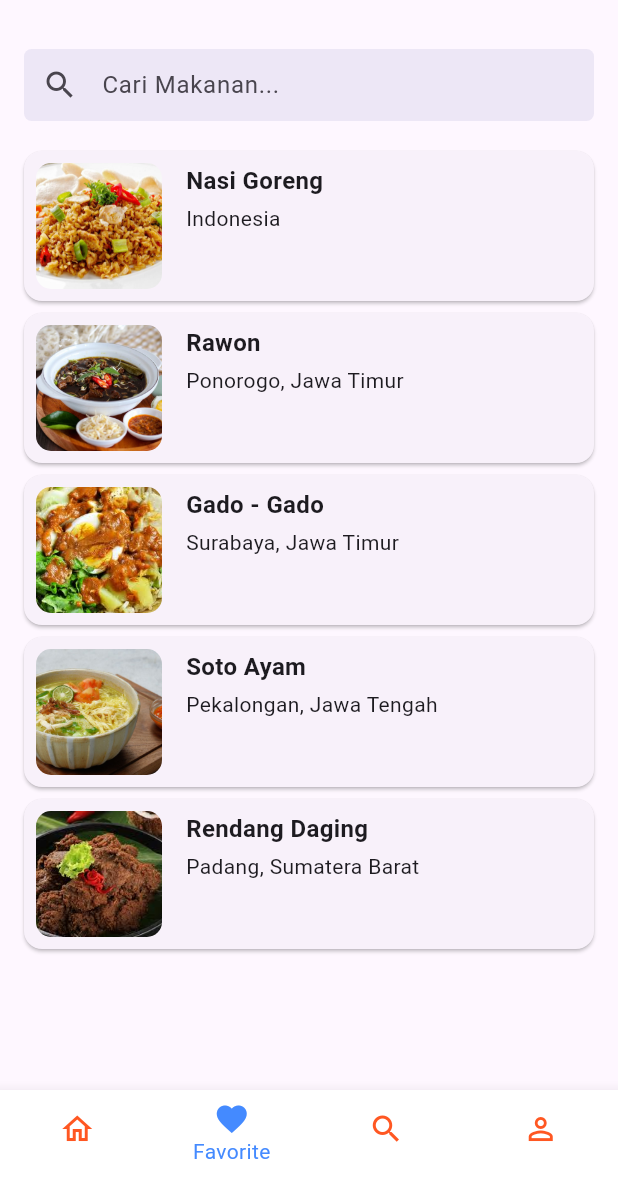
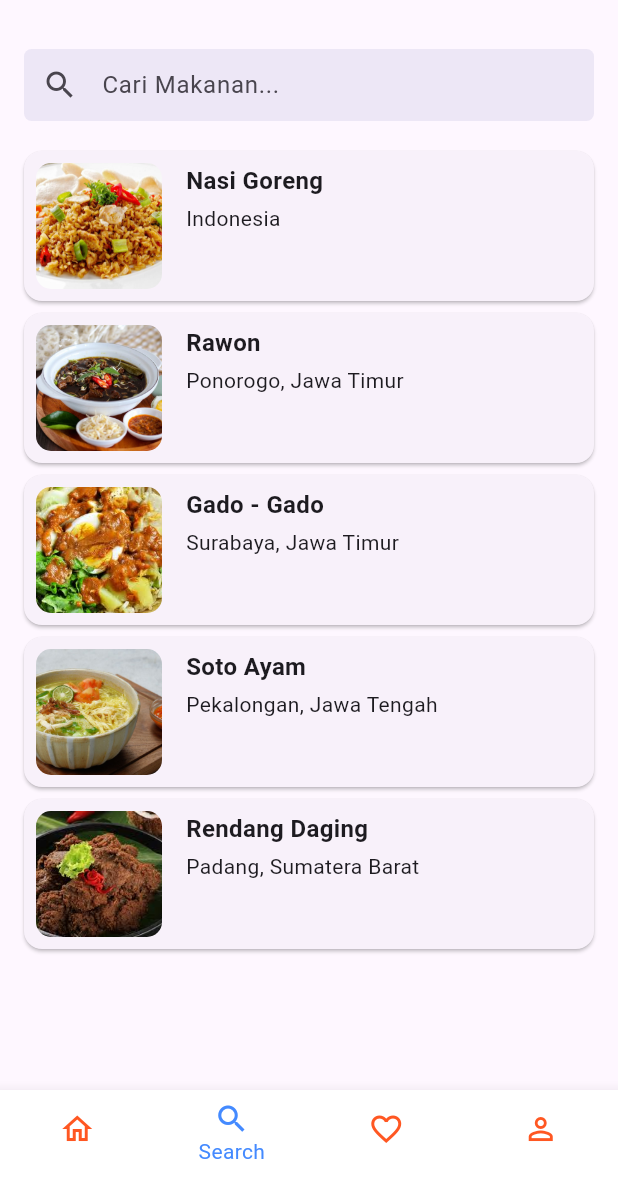
Before and after one commit to mangjaki/resep_makanan_k6, a Flutter app: the screen it shows after launch, item 2 of the bottom bar chosen, on a phone screen of 412 x 824 dp, the part 59-1236 px from its top. Run offline on Flutter 3.47's test engine with Material 3 defaults, Android fonts, the phone set to English and light mode, and no system bars; our stand-ins replace cached_network_image.

Commit message:
update detail,search data lagi

```diff
--- a/resep_makanan/lib/data/makanan_data.dart
+++ b/resep_makanan/lib/data/makanan_data.dart
@@ -7,36 +7,34 @@ var makananList = [
       kategori: 'Makanan Utama',
       deskripsi: 'Nasi goreng merupakan sajian nasi yang digoreng dalam sebuah wajan atau penggorengan yang menghasilkan cita rasa berbeda karena dicampur dengan bumbu-bumbu seperti garam, bawang putih, bawang merah, merica, rempah-rempah tertentu dan kecap manis',
       bahan:
-      'Bahan-bahan: '
-          '1. 100 gr daging ayam, dipotong dadu '
-          '2. 100 gr udang, dikupas dari kulitnya '
-          '3. 100 gr mie kuning '
-          '4. 100 gr tauge '
-          '4. 3 porsi nasi putih '
-          '5. 3 butir telur ayam, dikocok lepas '
-          '6. 3 siung bawang merah, dicincang halus '
-          '7. 3 siung bawang putih, dicincang halus '
-          '8. 3 sdm kecap manis '
-          '9. 2 sdm saus tiram'
-          '10. 1 sdm kecap asin '
-          '11. 1 sdm saus cabai '
-          '12. 1/2 sdt merica bubuk '
-          '13. 1/2 bagian kol, diiris tipis '
-          '14. 1 buah wortel ukuran sedang, dipotong dadu '
-          '15. garam secukupnya '
-          '16. minyak goreng secukupnya',
+          '1. 100 gr daging ayam, dipotong dadu \n'
+          '2. 100 gr udang, dikupas dari kulitnya \n'
+          '3. 100 gr mie kuning\n '
+          '4. 100 gr tauge \n'
+          '4. 3 porsi nasi putih \n'
+          '5. 3 butir telur ayam, dikocok lepas \n'
+          '6. 3 siung bawang merah, dicincang halus \n'
+          '7. 3 siung bawang putih, dicincang halus \n'
+          '8. 3 sdm kecap manis \n'
+          '9. 2 sdm saus tiram\n'
+          '10. 1 sdm kecap asin \n'
+          '11. 1 sdm saus cabai \n'
+          '12. 1/2 sdt merica bubuk \n'
+          '13. 1/2 bagian kol, diiris tipis \n'
+          '14. 1 buah wortel ukuran sedang, dipotong dadu \n'
+          '15. garam secukupnya \n'
+          '16. minyak goreng secukupnya\n',
       cara:
-      'Cara Membuat :'
-          '1. Potong-potong daging ayam berbentuk dadu'
-          '2. Cuci udang lalu potong-potong'
-          '3. Panaskan minyak dalam wajan, masukkan udang dan ayam'
-          '4. Masak sebentar hingga matang. Tiriskan'
-          '5. Panaskan sedikit minyak dalam wajan'
-          '6. Masukkan telur, aduk hingga bergumpal dan matang'
-          '7. Masukkan nasi, aduk-aduk hingga terurai'
-          '8. Tambahkan udang, mie kuning dan daging ayam . Aduk rata'
-          '9. Bumbu dengan bawang merah, putih, saus tiram, saus cabai, merica dan kecap'
-          '10. Aduk-aduk hingga rata lalu angkat',
+          '1. Potong-potong daging ayam berbentuk dadu\n'
+          '2. Cuci udang lalu potong-potong\n'
+          '3. Panaskan minyak dalam wajan, masukkan udang dan ayam\n'
+          '4. Masak sebentar hingga matang. Tiriskan\n'
+          '5. Panaskan sedikit minyak dalam wajan\n'
+          '6. Masukkan telur, aduk hingga bergumpal dan matang\n'
+          '7. Masukkan nasi, aduk-aduk hingga terurai\n'
+          '8. Tambahkan udang, mie kuning dan daging ayam . Aduk rata\n'
+          '9. Bumbu dengan bawang merah, putih, saus tiram, saus cabai, merica dan kecap\n'
+          '10. Aduk-aduk hingga rata lalu angkat\n',
       imageAsset: 'images/nasigoreng.jpg',
       imageUrls: [
         'https://asset.kompas.com/crops/U6YxhTLF-vrjgM8PN3RYTHlIxfM=/84x60:882x592/1200x800/data/photo/2021/11/17/61949959e07d3.jpg',
@@ -52,32 +50,30 @@ var makananList = [
       kategori: 'Makanan Tradisional',
       deskripsi: 'Rawon adalah masakan khas Indonesia yang berasal dari Ponorogo, Jawa Timur, yang berupa sup daging berkuah hitam dengan campuran bumbu khas yang menggunakan kluwek. Makanan ini telah berusia lebih dari 1.000 tahun.Rawon dari Ponorogo menyebar ke penjuru Jawa Timur dan dikenal sebagai masakan khas Jawa Timur.',
       bahan:
-      'Bahan-bahan :'
-          '1. 500 gram daging sandung lamur (brisket)'
-          '2. 6 lembar daun jeruk'
-          '3. 3 batang serai, geprek'
-          '4. 3 liter air'
-          '5. 1 ruas lengkuas, geprek'
-          'Bumbu Halus :'
-          '1. 8 siung bawang merah'
-          '2. 5 siung bawang putih'
-          '3. 4 buah kluwek ukuran sedang, keruk isinya'
-          '4. 4 butir kemiri, sangrai'
-          '5. 2 cm kunyit'
-          '6. 1 1/2 sdt ketumbar bubuk'
-          '7. 1 sendok teh merica'
-          '8. 1 cm jahe'
-          '9. 1 batang bawang perai dipotong-potong'
-          '10. Garam secukupnya'
-          '11. Gula secukupnya'
-          '12. Daun jeruk'
-          '13. Serai',
+          '1. 500 gram daging sandung lamur (brisket)\n'
+          '2. 6 lembar daun jeruk\n'
+          '3. 3 batang serai, geprek\n'
+          '4. 3 liter air\n'
+          '5. 1 ruas lengkuas, geprek\n'
+          'Bumbu Halus :\n'
+          '1. 8 siung bawang merah\n'
+          '2. 5 siung bawang putih\n'
+          '3. 4 buah kluwek ukuran sedang, keruk isinya\n'
+          '4. 4 butir kemiri, sangrai\n'
+          '5. 2 cm kunyit\n'
+          '6. 1 1/2 sdt ketumbar bubuk\n'
+          '7. 1 sendok teh merica\n'
+          '8. 1 cm jahe\n'
+          '9. 1 batang bawang perai dipotong-potong\n'
+          '10. Garam secukupnya\n'
+          '11. Gula secukupnya\n'
+          '12. Daun jeruk\n'
+          '13. Serai\n',
       cara:
-      'Cara Membuat :'
-          '1. Rebus air sampai mendidih. Masukkan daging sapi, rebus sampai empuk'
-          '2. Masukkan bahan bumbu halus dan sedikit minyak goreng, haluskan pakai blender'
-          '3. Tumis sampai matang bumbu halus, serai, dan daun jeruk. Masukkan bumbu ke dalam air rebusan daging'
-          '4. Tambahkan air asam jawa, garam, gula, dan kaldu sapi. Koreksi rasa. Masak sampai daging empuk dan rasa sudah pas. Angkat dan sajikan bersama bahan pelengkap',
+          '1. Rebus air sampai mendidih. Masukkan daging sapi, rebus sampai empuk\n'
+          '2. Masukkan bahan bumbu halus dan sedikit minyak goreng, haluskan pakai blender\n'
+          '3. Tumis sampai matang bumbu halus, serai, dan daun jeruk. Masukkan bumbu ke dalam air rebusan daging\n'
+          '4. Tambahkan air asam jawa, garam, gula, dan kaldu sapi. Koreksi rasa. Masak sampai daging empuk dan rasa sudah pas. Angkat dan sajikan bersama bahan pelengkap\n',
       imageAsset: 'images/rawon.jpg',
       imageUrls: [
         'https://asset.kompas.com/crops/RAkLCVPTiwC_qhG4W4wb1dN-uX4=/0x12:983x667/1200x800/data/photo/2023/11/17/6556dc6484a92.jpg',
@@ -93,24 +89,22 @@ var makananList = [
       kategori: 'Makanan Tradisional',
       deskripsi: 'GADO-GADO adalah makanan tradisional asli Indonesia, dalam bahasa sunda disebut lotek. Makanan ini sendiri mirip seperti salad karena berisi beraneka sayur-sayuran rebus. Perbedaannya dengan salad adalah pada makanan ini kombinasi sayuran dan bahan-bahan rebusan lainnya disajikan dengan disiram saus kacang.',
       bahan:
-      'Bahan-Bahan :'
-          '1. 1 siung bawang putih'
-          '2. 3 siung bawang merah'
-          '3. 125 gr kacang tanah'
-          '4. 1 buah cabai merah'
-          '5. 50-70 gr gula aren'
-          '6. 1/2 sdt garam'
-          '7. 40 ml santan '
-          '8. 1 sdm Tepung Tapioka'
-          '9. Air Secukupnya'
-          '10. Minyak Secukupnya',
+          '1. 1 siung bawang putih\n'
+          '2. 3 siung bawang merah\n'
+          '3. 125 gr kacang tanah\n'
+          '4. 1 buah cabai merah\n'
+          '5. 50-70 gr gula aren\n'
+          '6. 1/2 sdt garam\n'
+          '7. 40 ml santan \n'
+          '8. 1 sdm Tepung Tapioka\n'
+          '9. Air Secukupnya\n'
+          '10. Minyak Secukupnya\n',
       cara:
-      'Cara Membuat :'
-          '1. Blender semua bahan bumbu kacang sampai halus'
-          '2. Rebus dengan api kecil hingga mendidih'
-          '3. Terus masak bumbu kacang hingga matang sampai meletup-letup dan kental'
-          '4. Angkat dan sisihkan'
-          '5. Penyajian: Ambil piring, tata rapi semua bahan gado-gado. Siram dengan saus kacang dan taburi dengan bawang goreng dan beri kerupuk secukupnya.',
+          '1. Blender semua bahan bumbu kacang sampai halus\n'
+          '2. Rebus dengan api kecil hingga mendidih\n'
+          '3. Terus masak bumbu kacang hingga matang sampai meletup-letup dan kental\n'
+          '4. Angkat dan sisihkan\n'
+          '5. Penyajian: Ambil piring, tata rapi semua bahan gado-gado. Siram dengan saus kacang dan taburi dengan bawang goreng dan beri kerupuk secukupnya.\n',
       imageAsset: 'images/gadogado.jpg',
       imageUrls: [
         'https://asset.kompas.com/crops/YE6uk7pefV-z1Npv781Lj6HbETU=/0x0:1000x667/1200x800/data/photo/2023/07/26/64c082fa9b582.jpeg',
@@ -126,36 +120,34 @@ var makananList = [
       kategori: 'Makanan Tradisional',
       deskripsi: 'Soto merupakan salah satu jenis makanan khas Indonesia yang sangat populer di kalangan masyarakat. Makanan ini terkenal dengan kuahnya yang kaya rempah dan bumbu, serta daging yang lembut dan gurih.',
       bahan:
-      'Bahan-Bahan :'
-          '1. 500 gram ayam'
-          '2. 250 gram ceker'
-          '3. 3 lembar daun salam'
-          '4. 3 lembar daun jeruk'
-          '5. 2 batang serai (geprek)'
-          '6. 1 buah tomat (potong sedang)'
-          '7. 2 ons daun bawang + seledri (potong 1/2 cm)'
-          '8. 6 cm lengkuas (geprek)'
-          '9. 2 liter air'
-          '10. 5 sdm minyak (untuk menumis bumbu)'
-          '11. secukupnya Garam'
-          '12. secukupnya Gula'
-          '13. secukupnya Penyedap rasa'
-          'Bumbu Halus :'
-          '1. 6 siung bawang merah'
-          '2. 4 siung bawang putih'
-          '3. 4 buah kemiri'
-          '4. 1/4 sdt merica bubuk'
-          '5. 5 cm kunyit'
-          '6. 4 cm jahe',
+          '1. 500 gram ayam\n'
+          '2. 250 gram ceker\n'
+          '3. 3 lembar daun salam\n'
+          '4. 3 lembar daun jeruk\n'
+          '5. 2 batang serai (geprek)\n'
+          '6. 1 buah tomat (potong sedang)\n'
+          '7. 2 ons daun bawang + seledri (potong 1/2 cm)\n'
+          '8. 6 cm lengkuas (geprek)\n'
+          '9. 2 liter air\n'
+          '10. 5 sdm minyak (untuk menumis bumbu)\n'
+          '11. secukupnya Garam\n'
+          '12. secukupnya Gula\n'
+          '13. secukupnya Penyedap rasa\n'
+          'Bumbu Halus :\n'
+          '1. 6 siung bawang merah\n'
+          '2. 4 siung bawang putih\n'
+          '3. 4 buah kemiri\n'
+          '4. 1/4 sdt merica bubuk\n'
+          '5. 5 cm kunyit\n'
+          '6. 4 cm jahe\n',
       cara:
-      'Cara Membuat :'
-          '1. Rebus 1 liter air masukkan ayam dan ceker kurang lebih 10mnt, sisihkan air nya untuk kuah soto'
-          '2. Haluskan bumbu tambahkan serai geprek daun jeruk dan lengkuas geprek'
-          '3. Panaskan minyak, tumis bumbu sampai harum, matikan api'
-          '4. Iris2 tomat dan juga daun bawang sledri sisihkan'
-          '5. Siapkan panci, panaskan 1 liter air dan tambahkan air rebusan ayam tadi masukkan ceker, tuang bumbu yang sudah di tumis ke dalam panci, tambahkan daun salam, gula, garam dan penyedap rasa, tunggu hingga mendidih, masukkan daun bawang dan tomat, koreksi rasa, setelah pas, matikan api, beri bawang goreng'
-          '6. Masukkan ayam yang di rebus tadi ke dalam air garam, goreng sampai kecoklatan, suwir(iris2), siapkan taoge jeruk nipis bawang goreng (bawang gorengnya g keliatan masih di toples) sambal kecapnya jangan lupa dan juga krupuk udang, racik sendiri ya sotonya'
-          '7. Selamat memasak untuk keluarga tercinta',
+          '1. Rebus 1 liter air masukkan ayam dan ceker kurang lebih 10mnt, sisihkan air nya untuk kuah soto\n'
+          '2. Haluskan bumbu tambahkan serai geprek daun jeruk dan lengkuas geprek\n'
+          '3. Panaskan minyak, tumis bumbu sampai harum, matikan api\n'
+          '4. Iris2 tomat dan juga daun bawang sledri sisihkan\n'
+          '5. Siapkan panci, panaskan 1 liter air dan tambahkan air rebusan ayam tadi masukkan ceker, tuang bumbu yang sudah di tumis ke dalam panci, tambahkan daun salam, gula, garam dan penyedap rasa, tunggu hingga mendidih, masukkan daun bawang dan tomat, koreksi rasa, setelah pas, matikan api, beri bawang goreng\n'
+          '6. Masukkan ayam yang di rebus tadi ke dalam air garam, goreng sampai kecoklatan, suwir(iris2), siapkan taoge jeruk nipis bawang goreng (bawang gorengnya g keliatan masih di toples) sambal kecapnya jangan lupa dan juga krupuk udang, racik sendiri ya sotonya\n'
+          '7. Selamat memasak untuk keluarga tercinta\n',
       imageAsset: 'images/soto.jpg',
       imageUrls: [
         'https://asset.kompas.com/crops/aejVVPsdwoduxukD323R3zPqeQQ=/85x119:884x652/1200x800/data/photo/2023/09/01/64f19940639d3.jpg',
@@ -171,36 +163,34 @@ var makananList = [
       kategori: 'Makanan Tradisional',
       deskripsi: 'Rendang adalah makanan tradisional khas Indonesia, khususnya berasal dari Minangkabau, Sumatra Barat. Rendang dikenal sebagai masakan berbahan dasar daging sapi yang dimasak dengan santan kelapa dan campuran berbagai rempah-rempah',
       bahan:
-      'Bahan-Bahan :'
-          '1.1 kg daging sapi'
-          '2. 800 ml santan kental'
-          '3. 1 lembar daun kunyit'
-          '4. 3 lembar daun salam'
-          '5. 4 lembar daun jeruk'
-          '6. 2 batang sereh, geprek'
-          '7. 200 ml air'
+          '1.1 kg daging sapi\n'
+          '2. 800 ml santan kental\n'
+          '3. 1 lembar daun kunyit\n'
+          '4. 3 lembar daun salam\n'
+          '5. 4 lembar daun jeruk\n'
+          '6. 2 batang sereh, geprek\n'
+          '7. 200 ml air\n'
           'Bumbu :'
-          '1. 30 buah cabe rawit'
-          '2. 20 buah cabe merah keriting'
-          '3. 8 butir bawang merah'
-          '4. 3 siung bawang putih'
-          '5. 1 ruas kunyit'
-          '6. 7 buah cengkeh'
-          '7. 1 sdt jinten'
-          '8. 5 buah kapulaga'
-          '9. 1 ruas kayu manis'
-          '10. 3 butir bunga lawang'
-          '11. 2 sdm bumbu pemasak kambing'
-          '12. Secukupnyaa Bumbu kelapa sangrai',
+          '1. 30 buah cabe rawit\n'
+          '2. 20 buah cabe merah keriting\n'
+          '3. 8 butir bawang merah\n'
+          '4. 3 siung bawang putih\n'
+          '5. 1 ruas kunyit\n'
+          '6. 7 buah cengkeh\n'
+          '7. 1 sdt jinten\n'
+          '8. 5 buah kapulaga\n'
+          '9. 1 ruas kayu manis\n'
+          '10. 3 butir bunga lawang\n'
+          '11. 2 sdm bumbu pemasak kambing\n'
+          '12. Secukupnyaa Bumbu kelapa sangrai\n',
       cara:
-      'Cara Membuat :'
-          '1. Blender bumbu'
-          '2. Tumis hingga wangi bumbu dan bumbu rempah lainnya'
-          '3. Tambahkan bumbu pemasak aduk rata'
-          '4. Tambahkan daging, aduk rata. Setelah berubah warna tambahkan santan. Masaka sambil diaduk-aduk'
-          '5. Tambahkan bumbu kelapa sangrai yang sdh disangrai sampai coklat dan berminyak'
-          '6. Tambahkan garam, gula jawa, aduk rata. Masak terus hingga santan berminyak daging empuk. Masak sambil sesekali diaduk. Hingga bumbu mengerinh dan berminyak butih waktu hingga 2 jam an dengan api kecil dan sesekali diaduk-aduk'
-          '7. Selamat Mencoba :)',
+          '1. Blender bumbu\n'
+          '2. Tumis hingga wangi bumbu dan bumbu rempah lainnya\n'
+          '3. Tambahkan bumbu pemasak aduk rata\n'
+          '4. Tambahkan daging, aduk rata. Setelah berubah warna tambahkan santan. Masaka sambil diaduk-aduk\n'
+          '5. Tambahkan bumbu kelapa sangrai yang sdh disangrai sampai coklat dan berminyak\n'
+          '6. Tambahkan garam, gula jawa, aduk rata. Masak terus hingga santan berminyak daging empuk. Masak sambil sesekali diaduk. Hingga bumbu mengerinh dan berminyak butih waktu hingga 2 jam an dengan api kecil dan sesekali diaduk-aduk\n'
+          '7. Selamat Mencoba :)\n',
       imageAsset: 'images/rendang.jpg',
       imageUrls: [
         'https://asset.kompas.com/crops/QsUYn6p5xK4DsivCrxa0_TXdjuk=/10x36:890x623/1200x800/data/photo/2023/03/25/641e5ef63dea4.jpg',
--- a/resep_makanan/lib/main.dart
+++ b/resep_makanan/lib/main.dart
@@ -83,15 +83,16 @@ class _MainScreenState extends State<MainScreen> {
               label: 'Home',
             ),
             BottomNavigationBarItem(
+              icon: Icon(Icons.search_outlined, color: Colors.deepOrange),
+              activeIcon: Icon(Icons.search),
+              label: 'Search',
+            ),
+            BottomNavigationBarItem(
               icon: Icon(Icons.favorite_outline, color: Colors.deepOrange),
               activeIcon: Icon(Icons.favorite),
               label: 'Favorite',
             ),
-            BottomNavigationBarItem(
-              icon: Icon(Icons.search_outlined, color: Colors.deepOrange),
-              activeIcon: Icon(Icons.search),
-              label: 'Search',
-            ),
+
             BottomNavigationBarItem(
               icon: Icon(Icons.person_outline, color: Colors.deepOrange),
               activeIcon: Icon(Icons.person),
--- a/resep_makanan/lib/screens/detail_screen.dart
+++ b/resep_makanan/lib/screens/detail_screen.dart
@@ -3,8 +3,6 @@ import 'package:flutter/material.dart';
 import 'package:cached_network_image/cached_network_image.dart';
 import 'package:resep_makanan/models/makanan.dart';
 import 'package:resep_makanan/data/makanan_data.dart';
-
-
 
 class DetailScreen extends StatelessWidget {
   final Makanan makanan;
@@ -61,13 +59,23 @@ class DetailScreen extends StatelessWidget {
               child: Column(
                 crossAxisAlignment: CrossAxisAlignment.start,
                 children: [
-                  SizedBox(height: 16,),
+                  SizedBox(height: 8,),
                   // info atas (nama candi dan tombol favorite
-                  Row(
-                    mainAxisAlignment: MainAxisAlignment.spaceBetween,
+                      Container(
+                        padding: const EdgeInsets.symmetric(horizontal: 8, vertical: 4), // Menambahkan padding
+                        decoration: BoxDecoration(
+                          color: Colors.yellowAccent,
+                          borderRadius: BorderRadius.circular(8), // Opsional: Membuat sudut membulat
+                          border: Border.all(
+                            color: Colors.deepOrangeAccent.withOpacity(0.3), // Garis border dengan transparansi (samar)
+                            width: 2, // Ketebalan garis border
+                          ),
+                          ),
+                        child : Row(
+                          mainAxisAlignment: MainAxisAlignment.spaceBetween, // Memastikan elemen tersebar antara kiri dan kanan
                           children: [
-                      Text(
-                        makanan.nama,
+                            Icon(Icons.restaurant_menu, size: 24),
+                            Text(makanan.nama,
                               style: TextStyle(
                                 fontSize: 20,
                                 fontWeight: FontWeight.bold,
@@ -76,10 +84,10 @@ class DetailScreen extends StatelessWidget {
                             IconButton(
                               onPressed: (){}, icon:
                               Icon(Icons.favorite_border),
-                      )
+                            ),
                           ],
                         ),
-
+                      ),
                   // info tengah (lokasi, dibangun, tipe)
                   SizedBox(height: 16,),
                   Row(children: [
@@ -99,7 +107,7 @@ class DetailScreen extends StatelessWidget {
                       SizedBox(width: 70,
                         child: Text('Kategori', style: TextStyle(
                             fontWeight: FontWeight.bold),),),
-                      Expanded(child: Text(': ${makanan.deskripsi}'),),
+                      Expanded(child: Text(': ${makanan.kategori}'),),
                     ],
                   ),
                   Row(
```
Lines whose indentation alone changed are shown as unchanged.
